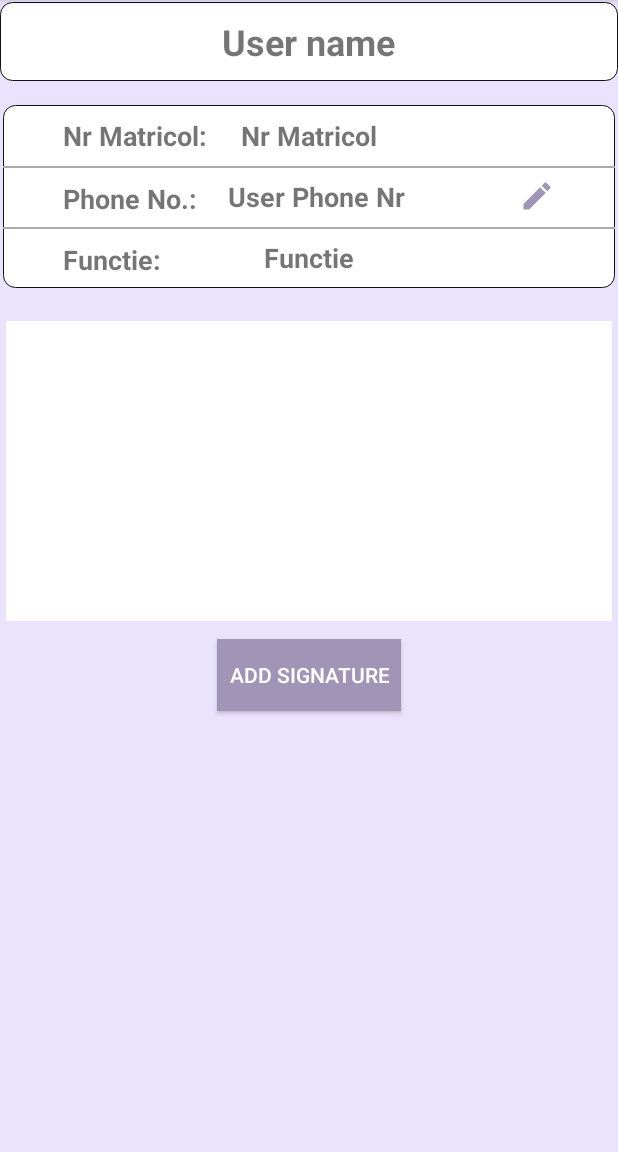
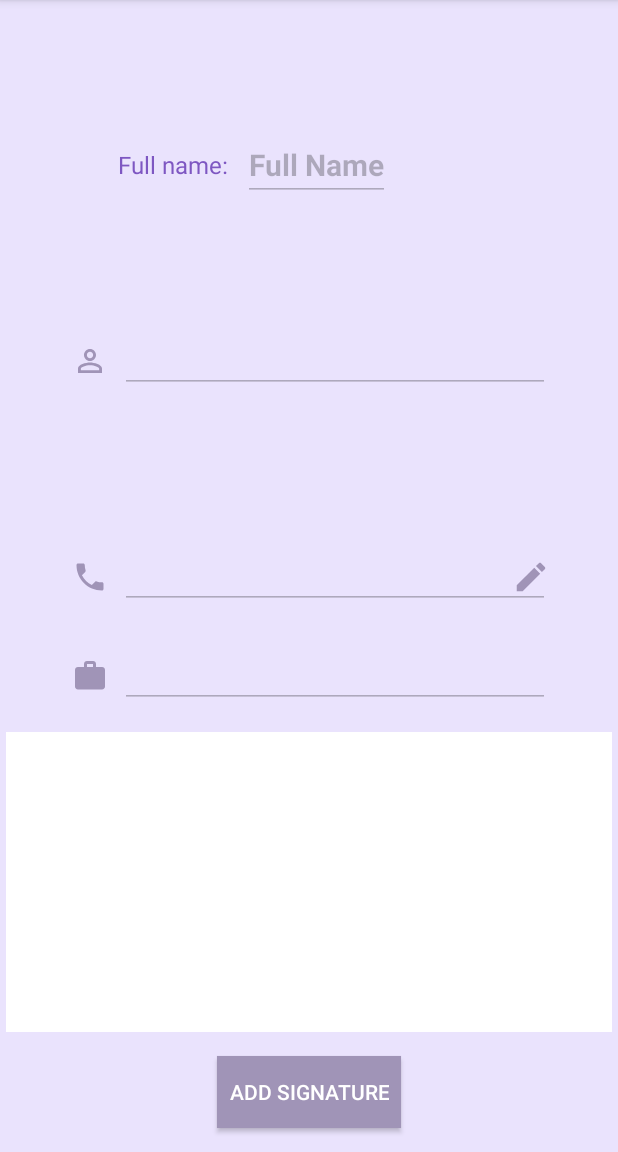
Before and after one commit to larissa898/LPApp-login, an Android app: the UserProfileActivity screen opened directly, with no data from a screen before it, on a phone screen of 412 x 824 dp, the part 84-1236 px from its top. Run offline under Robolectric (Android 15) with nearby library versions, the phone set to English and light mode, and no system bars; our stand-ins replace Firebase (no records; nobody signed in at launch, a user with empty details on screens opened directly), Picasso.

Commit message:
reformat userProfile page

```diff
--- a/app/src/main/java/com/example/larisa/leavingpermissionapp/Activity/UserProfileActivity.java
+++ b/app/src/main/java/com/example/larisa/leavingpermissionapp/Activity/UserProfileActivity.java
@@ -101,6 +101,11 @@ public class UserProfileActivity extends AppCompatActivity {
         userSignatureIV = findViewById(R.id.userSignatureIV);
         addEditSignatureButton = findViewById(R.id.addEditSignatureButton);
         editPhoneNumberButton = findViewById(R.id.editPhoneNumberButton);
+
+        userFullNameTV.setEnabled(false);
+        userFunctieTV.setEnabled(false);
+        userPhoneTV.setEnabled(false);
+        userNrMatricolTV.setEnabled(false);
 
         addEditSignatureButton.setOnClickListener(new View.OnClickListener() {
             @Override
--- a/app/src/main/java/com/example/larisa/leavingpermissionapp/MainActivity.java
+++ b/app/src/main/java/com/example/larisa/leavingpermissionapp/MainActivity.java
@@ -4,6 +4,7 @@
 
 package com.example.larisa.leavingpermissionapp;
 
+import android.content.Context;
 import android.content.Intent;
 import android.content.SharedPreferences;
 import android.os.Bundle;
@@ -11,7 +12,10 @@ import android.support.annotation.NonNull;
 import android.support.annotation.Nullable;
 import android.support.v7.app.AppCompatActivity;
 import android.util.Log;
+import android.view.KeyEvent;
 import android.view.View;
+import android.view.inputmethod.EditorInfo;
+import android.view.inputmethod.InputMethodManager;
 import android.widget.Button;
 import android.widget.EditText;
 import android.widget.ProgressBar;
@@ -77,6 +81,7 @@ public class MainActivity extends AppCompatActivity implements FirebaseOpsListen
         loginButton = findViewById(R.id.loginButton);
         emailEditText = findViewById(R.id.userNameET);
         passwordEditText = findViewById(R.id.passwordET);
+        setOnEditorActionListenerForEditText(passwordEditText);
         registerButton = findViewById(R.id.registerButton);
         progressBar = findViewById(R.id.loginProgressBar);
         progressBar.setVisibility(View.GONE);
@@ -194,6 +199,27 @@ public class MainActivity extends AppCompatActivity implements FirebaseOpsListen
         registerButton.setVisibility(View.GONE);
     }
 
+    public void setOnEditorActionListenerForEditText(EditText editText) {
+        editText.setOnEditorActionListener((v, actionId, event) -> {
+            if (actionId == EditorInfo.IME_ACTION_NEXT
+                    || actionId == EditorInfo.IME_ACTION_DONE
+                    || event.getAction() == KeyEvent.ACTION_DOWN
+                    || event.getAction() == KeyEvent.KEYCODE_ENTER) {
+                hideKeyboard();
+            }
+            return false;
+        });
+
+    }
+
+    public void hideKeyboard() {
+        View view = this.getCurrentFocus();
+        if (view != null) {
+            InputMethodManager inputMethodManager = (InputMethodManager) getSystemService(Context.INPUT_METHOD_SERVICE);
+            inputMethodManager.hideSoftInputFromWindow(view.getWindowToken(), 0);
+        }
+    }
+
     @Override
     protected void onActivityResult(int requestCode, int resultCode, @Nullable Intent data) {
         if (requestCode == REGISTER_REQUEST_CODE) {
--- a/app/src/main/res/layout/activity_user_profile.xml
+++ b/app/src/main/res/layout/activity_user_profile.xml
@@ -2,7 +2,7 @@
   ~ Copyright (c) 2019. Parrot Faurecia Automotive S.A.S. All rights reserved.
   -->
 
-<RelativeLayout xmlns:android="http://schemas.android.com/apk/res/android"
+<android.support.constraint.ConstraintLayout xmlns:android="http://schemas.android.com/apk/res/android"
     xmlns:app="http://schemas.android.com/apk/res-auto"
     xmlns:tools="http://schemas.android.com/tools"
     android:layout_width="match_parent"
@@ -10,135 +10,152 @@
     android:background="#EAE3FD"
     tools:context=".Activity.UserProfileActivity">
 
+
     <RelativeLayout
         android:id="@+id/relLayout1"
-        android:layout_width="match_parent"
+        android:layout_width="wrap_content"
         android:layout_height="wrap_content"
-        android:layout_marginTop="1dp"
-        android:background="@drawable/user_profile_name_background">
+        android:layout_marginTop="8dp"
+        app:layout_constraintBottom_toTopOf="@+id/relLayout2"
+        app:layout_constraintEnd_toEndOf="parent"
+        app:layout_constraintHorizontal_bias="0.34"
+        app:layout_constraintStart_toStartOf="parent"
+        app:layout_constraintTop_toTopOf="parent">
 
         <TextView
+            android:id="@+id/staticUserFullNameTV"
+            android:layout_width="wrap_content"
+            android:layout_height="wrap_content"
+            android:layout_centerVertical="true"
+            android:text="Full name:"
+            android:textColor="@color/colorPrimary"
+            android:textSize="16sp" />
+
+        <EditText
             android:id="@+id/userFullNameTV"
             android:layout_width="wrap_content"
             android:layout_height="wrap_content"
-            android:layout_centerHorizontal="true"
-            android:layout_centerVertical="true"
-            android:layout_margin="10dp"
-            android:ellipsize="end"
-            android:maxLength="22"
-            android:maxLines="2"
-            android:text="User name"
-            android:textSize="24sp"
+            android:layout_marginStart="10dp"
+            android:layout_toRightOf="@+id/staticUserFullNameTV"
+            android:text="Full Name"
+            android:textSize="20sp"
             android:textStyle="bold" />
-
 
     </RelativeLayout>
 
 
     <RelativeLayout
         android:id="@+id/relLayout2"
-        android:layout_width="match_parent"
+        android:layout_width="wrap_content"
         android:layout_height="wrap_content"
         android:layout_below="@id/relLayout1"
-        android:layout_marginHorizontal="2dp"
-        android:layout_marginTop="16dp"
-        android:background="@drawable/user_profile_name_background">
+        android:layout_centerHorizontal="true"
+        android:layout_marginBottom="8dp"
+        app:layout_constraintBottom_toTopOf="@+id/relLayout3"
+        app:layout_constraintEnd_toEndOf="parent"
+        app:layout_constraintHorizontal_bias="0.5"
+
+        app:layout_constraintStart_toStartOf="parent"
+        app:layout_constraintTop_toBottomOf="@+id/relLayout1">
+
+        <ImageView
+            android:id="@+id/staticUserNrMatricolTV"
+            android:layout_width="40dp"
+            android:layout_height="wrap_content"
+            android:layout_centerVertical="true"
+            android:layout_marginStart="40dp"
+            android:src="@drawable/ic_registration_number" />
 
 
-        <TextView
-            android:id="@+id/staticUserNrMatricolTV"
-            android:layout_width="wrap_content"
+        <EditText
+            android:id="@+id/userNrMatricolTV"
+            android:layout_width="294dp"
             android:layout_height="wrap_content"
-            android:layout_marginStart="40dp"
             android:layout_marginTop="8dp"
-            android:text="Nr Matricol: "
-            android:textSize="18sp"
+            android:layout_marginEnd="45dp"
+            android:layout_marginBottom="8dp"
+            android:layout_toRightOf="@id/staticUserNrMatricolTV"
+            android:singleLine="true"
+            android:textSize="15sp"
             android:textStyle="bold" />
 
+    </RelativeLayout>
 
-        <TextView
-            android:id="@+id/userNrMatricolTV"
-            android:layout_width="wrap_content"
+    <RelativeLayout
+        android:id="@+id/relLayout3"
+        android:layout_width="wrap_content"
+        android:layout_height="wrap_content"
+        android:layout_below="@id/relLayout2"
+        android:layout_centerHorizontal="true"
+        android:layout_marginBottom="8dp"
+        app:layout_constraintBottom_toTopOf="@+id/relLayout4"
+        app:layout_constraintEnd_toEndOf="parent"
+        app:layout_constraintHorizontal_bias="1.0"
+        app:layout_constraintStart_toStartOf="parent">
+
+        <ImageView
+            android:id="@+id/adminStaticUserPhoneNumberTV"
+            android:layout_width="40dp"
             android:layout_height="wrap_content"
-            android:layout_centerHorizontal="true"
-            android:layout_margin="8dp"
-            android:text="Nr Matricol"
-            android:textSize="18sp"
-            android:textStyle="bold" />
+            android:layout_centerVertical="true"
+            android:layout_marginStart="40dp"
+            android:src="@drawable/ic_phone" />
 
+        <EditText
+            android:id="@+id/userPhoneTV"
+            android:layout_width="294dp"
+            android:layout_height="wrap_content"
+            android:layout_marginTop="8dp"
+            android:layout_marginEnd="45dp"
+            android:layout_marginBottom="8dp"
 
-        <View
-            android:id="@+id/staticLine1"
-            android:layout_width="match_parent"
-            android:layout_height="1dp"
-            android:layout_below="@id/userNrMatricolTV"
-            android:background="@android:color/darker_gray" />
-
-        <TextView
-            android:id="@+id/staticUserPhoneNumberTV"
-            android:layout_width="wrap_content"
-            android:layout_height="wrap_content"
-            android:layout_below="@id/staticLine1"
-            android:layout_marginStart="40dp"
-            android:layout_marginTop="8dp"
-            android:layout_marginEnd="8dp"
-            android:layout_marginBottom="8dp"
-            android:text="Phone No.: "
-            android:textSize="18sp"
-            android:textStyle="bold" />
-
-        <TextView
-            android:id="@+id/userPhoneTV"
-            android:layout_width="wrap_content"
-            android:layout_height="wrap_content"
-            android:layout_below="@id/userNrMatricolTV"
-            android:layout_centerHorizontal="true"
-            android:layout_toRightOf="@id/staticUserPhoneNumberTV"
-            android:layout_margin="8dp"
-            android:text="User Phone Nr"
-            android:textSize="18sp"
+            android:layout_toRightOf="@id/adminStaticUserPhoneNumberTV"
+            android:singleLine="true"
+            android:textSize="15sp"
             android:textStyle="bold" />
 
         <ImageView
             android:id="@+id/editPhoneNumberButton"
-            android:layout_width="wrap_content"
+            android:layout_width="25dp"
+            android:layout_height="25dp"
+            android:layout_alignParentEnd="true"
+            android:layout_centerVertical="true"
+            android:layout_marginEnd="45dp"
+            android:src="@drawable/ic_edit" />
+
+    </RelativeLayout>
+
+    <RelativeLayout
+        android:id="@+id/relLayout4"
+        android:layout_width="wrap_content"
+        android:layout_height="wrap_content"
+        android:layout_below="@id/relLayout3"
+        android:layout_centerHorizontal="true"
+        android:layout_marginBottom="8dp"
+        app:layout_constraintBottom_toTopOf="@+id/userSignatureIV"
+        app:layout_constraintEnd_toEndOf="parent"
+        app:layout_constraintHorizontal_bias="0.0"
+        app:layout_constraintStart_toStartOf="parent">
+
+        <ImageView
+            android:id="@+id/staticUserFunctieTV"
+            android:layout_width="40dp"
             android:layout_height="wrap_content"
-            android:layout_below="@id/userNrMatricolTV"
-            android:layout_centerHorizontal="true"
+            android:layout_centerVertical="true"
+            android:layout_marginStart="40dp"
+            android:src="@drawable/ic_position" />
+
+        <EditText
+            android:id="@+id/userFunctieTV"
+            android:layout_width="294dp"
+            android:layout_height="wrap_content"
+            android:layout_marginLeft="-3dp"
             android:layout_marginTop="8dp"
+            android:layout_marginEnd="45dp"
             android:layout_marginBottom="8dp"
-            android:layout_marginRight="40dp"
-            android:src="@drawable/ic_edit"
-            android:layout_alignParentRight="true"/>
-
-        <View
-            android:id="@+id/staticLine2"
-            android:layout_width="match_parent"
-            android:layout_height="1dp"
-            android:layout_below="@id/userPhoneTV"
-            android:background="@android:color/darker_gray" />
-
-        <TextView
-            android:id="@+id/staticUserFunctieTV"
-            android:layout_width="wrap_content"
-            android:layout_height="wrap_content"
-            android:layout_below="@id/staticLine2"
-            android:layout_marginStart="40dp"
-            android:layout_marginTop="8dp"
-
-            android:text="Functie: "
-            android:textSize="18sp"
-            android:textStyle="bold" />
-
-        <TextView
-            android:id="@+id/userFunctieTV"
-            android:layout_width="wrap_content"
-            android:layout_height="wrap_content"
-            android:layout_below="@id/userPhoneTV"
-            android:layout_centerHorizontal="true"
-            android:layout_margin="8dp"
-            android:text="Functie"
-            android:textSize="18sp"
+            android:layout_toRightOf="@id/staticUserFunctieTV"
+            android:singleLine="true"
+            android:textSize="15sp"
             android:textStyle="bold" />
 
 
@@ -149,13 +166,16 @@
         android:id="@+id/userSignatureIV"
         android:layout_width="match_parent"
         android:layout_height="200sp"
-        android:layout_below="@id/relLayout2"
+        android:layout_below="@id/relLayout4"
         android:layout_centerHorizontal="true"
         android:layout_marginHorizontal="4dp"
-        android:layout_marginTop="22dp"
-
+        android:layout_marginBottom="16dp"
         android:src="#fff"
-        android:text="Nr Matricol" />
+        android:text="Nr Matricol"
+        app:layout_constraintBottom_toTopOf="@+id/addEditSignatureButton"
+        app:layout_constraintEnd_toEndOf="parent"
+        app:layout_constraintHorizontal_bias="0.0"
+        app:layout_constraintStart_toStartOf="parent" />
 
     <Button
         android:id="@+id/addEditSignatureButton"
@@ -163,13 +183,16 @@
         android:layout_height="wrap_content"
         android:layout_below="@id/userSignatureIV"
         android:layout_centerHorizontal="true"
-        android:layout_marginTop="12dp"
-        android:layout_marginBottom="8dp"
+        android:layout_marginBottom="16dp"
         android:background="@color/buttonColor"
         android:paddingStart="8dp"
         android:paddingEnd="8dp"
         android:text="Add signature"
-        android:textColor="@color/textColor" />
+        android:textColor="@color/textColor"
+        app:layout_constraintBottom_toBottomOf="parent"
+        app:layout_constraintEnd_toEndOf="parent"
+        app:layout_constraintHorizontal_bias="0.5"
+        app:layout_constraintStart_toStartOf="parent" />
 
 
-</RelativeLayout>
+</android.support.constraint.ConstraintLayout>
```
